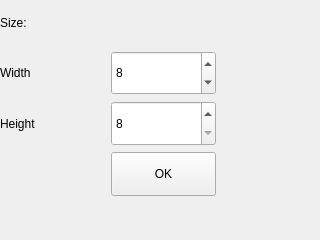
The window that form.ui (Mitten25/SpriteEditor) describes before a commit, drawn with Qt 5.
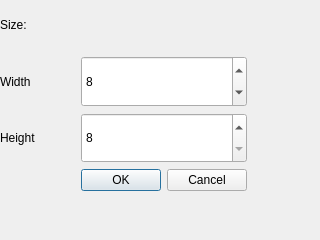
The same window after the commit.

Commit message: popup window works

```diff
--- a/form.ui
+++ b/form.ui
@@ -62,19 +62,6 @@
       </property>
      </widget>
     </item>
-    <item row="3" column="1">
-     <widget class="QPushButton" name="okButton">
-      <property name="sizePolicy">
-       <sizepolicy hsizetype="MinimumExpanding" vsizetype="Expanding">
-        <horstretch>0</horstretch>
-        <verstretch>0</verstretch>
-       </sizepolicy>
-      </property>
-      <property name="text">
-       <string>OK</string>
-      </property>
-     </widget>
-    </item>
     <item row="1" column="1">
      <widget class="QSpinBox" name="widthBox">
       <property name="sizePolicy">
@@ -146,6 +133,13 @@
       </property>
      </widget>
     </item>
+    <item row="3" column="1">
+     <widget class="QDialogButtonBox" name="buttonBox">
+      <property name="standardButtons">
+       <set>QDialogButtonBox::Cancel|QDialogButtonBox::Ok</set>
+      </property>
+     </widget>
+    </item>
    </layout>
   </widget>
  </widget>
```
The commit also changes 4 other files.
